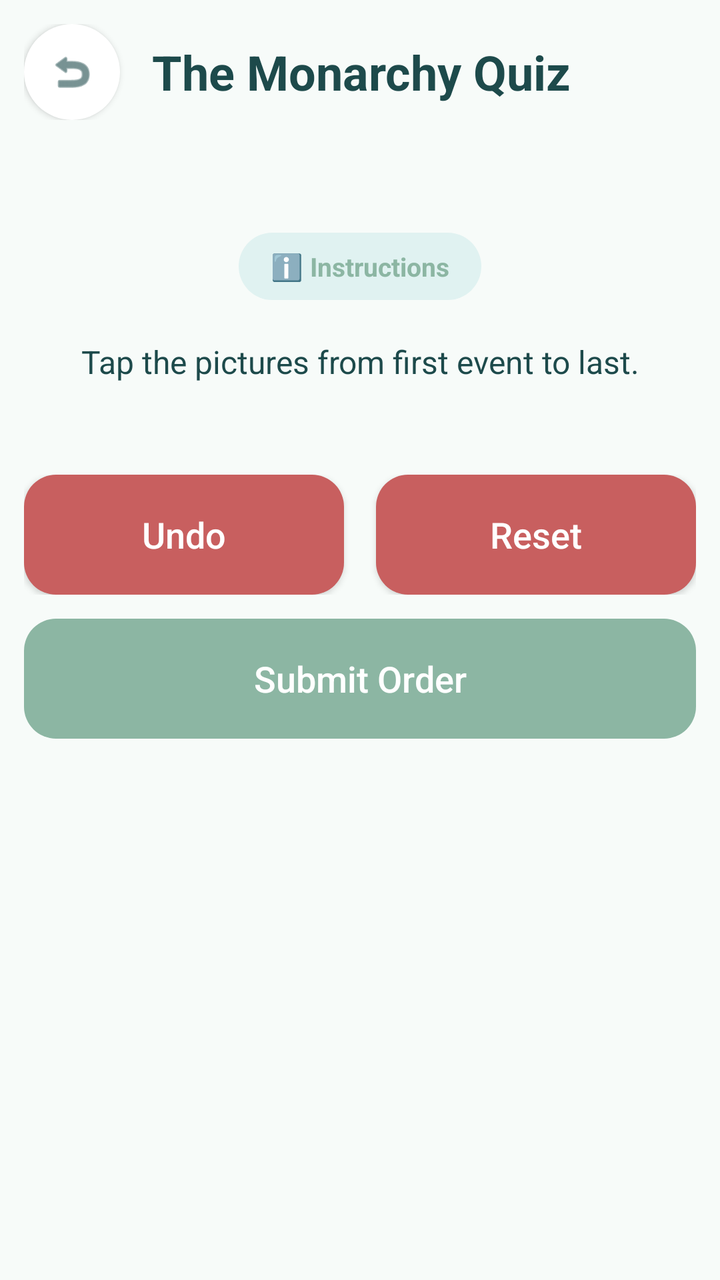
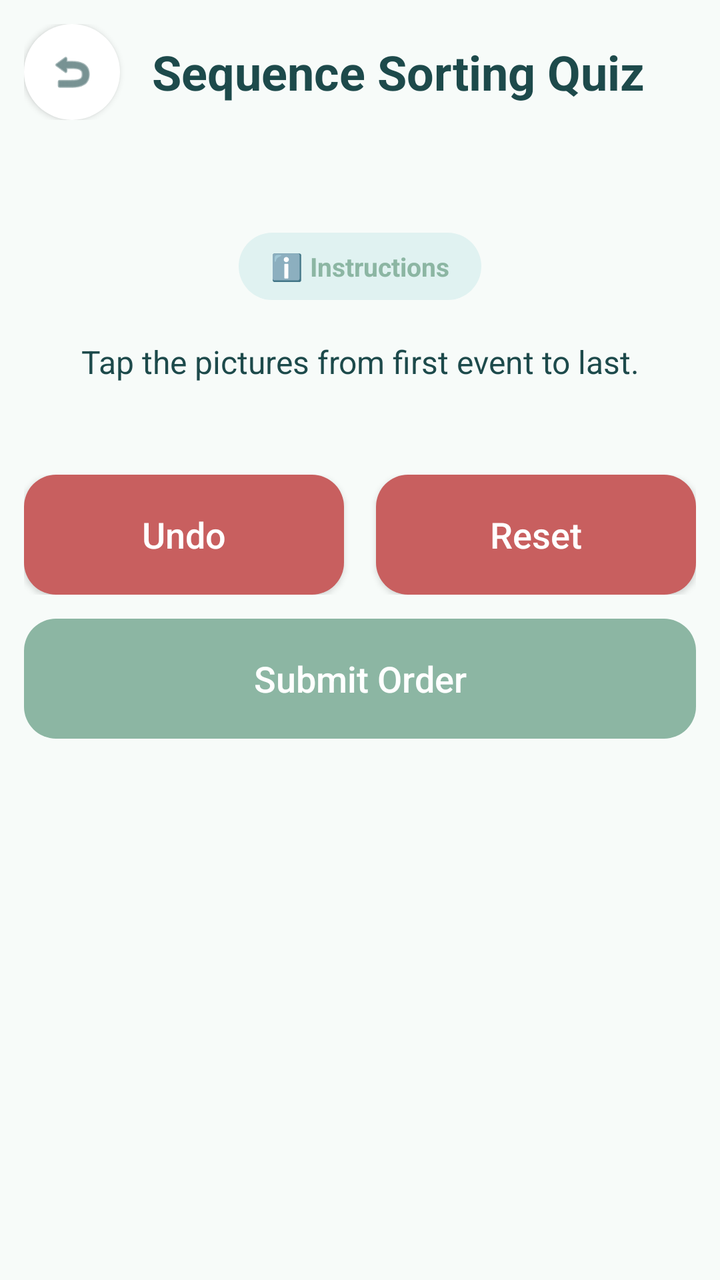

The first picture is an Android layout as it rendered before a commit; the second is the same layout after the commit. The layout source and the unified diff follow.
<!-- AndroidManifest.xml: application theme Theme.ArBibleApp -->
<!-- res/layout/activity_quiz_monarchy.xml -->
<?xml version="1.0" encoding="utf-8"?>
<ScrollView xmlns:android="http://schemas.android.com/apk/res/android"
    xmlns:app="http://schemas.android.com/apk/res-auto"
    android:id="@+id/main" android:layout_width="match_parent"
    android:layout_height="match_parent" android:fillViewport="true"
    android:background="@color/bg_light">
    <LinearLayout android:layout_width="match_parent" android:layout_height="wrap_content"
        android:orientation="vertical" android:padding="12dp">
        <LinearLayout android:layout_width="match_parent" android:layout_height="wrap_content"
            android:orientation="horizontal" android:gravity="center_vertical">
            <ImageView android:id="@+id/btnMonarchyBack"
                android:layout_width="48dp" android:layout_height="48dp"
                android:background="@drawable/bg_circle_white" android:elevation="2dp"
                android:padding="12dp" android:src="@android:drawable/ic_menu_revert"
                android:contentDescription="@string/monarchy_back"
                android:clickable="true" android:focusable="true"
                android:foreground="?attr/selectableItemBackgroundBorderless"
                app:tint="@color/text_dark" />
            <TextView android:layout_width="0dp" android:layout_height="wrap_content"
                android:layout_weight="1" android:layout_marginStart="16dp" android:layout_marginEnd="8dp" android:text="@string/monarchy_title"
                android:textColor="@color/text_dark" android:textSize="24sp" android:textStyle="bold" />
        </LinearLayout>
        <TextView android:id="@+id/tvMonarchyScenario" android:layout_width="match_parent"
            android:layout_height="wrap_content" android:gravity="center" android:padding="8dp"
            android:textColor="@color/text_dark" android:textSize="21sp" android:textStyle="bold" />
        <TextView android:id="@+id/btnMonarchyInstructions"
            android:layout_width="wrap_content" android:layout_height="wrap_content"
            android:layout_gravity="center" android:layout_marginVertical="12dp"
            android:background="@drawable/bg_rounded_card" android:backgroundTint="#E0F2F1"
            android:clickable="true" android:focusable="true"
            android:foreground="?attr/selectableItemBackground"
            android:paddingHorizontal="16dp" android:paddingVertical="8dp"
            android:text="ℹ️ Instructions"
            android:textColor="@color/primary_green" android:textSize="13sp" android:textStyle="bold" />
        <TextView android:layout_width="match_parent" android:layout_height="wrap_content"
            android:gravity="center" android:padding="8dp" android:text="@string/monarchy_prompt"
            android:textColor="@color/text_dark" android:textSize="16sp" />
        <LinearLayout android:id="@+id/monarchyGrid" android:layout_width="match_parent"
            android:layout_height="wrap_content" android:orientation="vertical" />
        <TextView android:id="@+id/tvMonarchySelected" android:layout_width="match_parent"
            android:layout_height="wrap_content" android:gravity="center" android:padding="8dp"
            android:textColor="@color/text_dark" android:textSize="16sp"
            android:accessibilityLiveRegion="polite" />
        <LinearLayout android:id="@+id/monarchyEditControls" android:layout_width="match_parent"
            android:layout_height="wrap_content" android:orientation="horizontal">
            <androidx.appcompat.widget.AppCompatButton android:id="@+id/btnMonarchyUndo" android:layout_width="0dp"
                android:layout_height="60dp" android:layout_weight="1"
                android:background="@drawable/bg_button_next" android:backgroundTint="@color/red" android:textColor="@color/white" android:textSize="18sp" android:textAllCaps="false" android:text="@string/monarchy_undo" android:layout_marginEnd="8dp" />
            <androidx.appcompat.widget.AppCompatButton android:id="@+id/btnMonarchyReset" android:layout_width="0dp"
                android:layout_height="60dp" android:layout_weight="1"
                android:background="@drawable/bg_button_next" android:backgroundTint="@color/red" android:textColor="@color/white" android:textSize="18sp" android:textAllCaps="false" android:text="@string/monarchy_reset" android:layout_marginStart="8dp" />
        </LinearLayout>

        <FrameLayout
            android:layout_width="match_parent"
            android:layout_height="wrap_content"
            android:layout_marginTop="12dp">
            <androidx.appcompat.widget.AppCompatButton android:id="@+id/btnMonarchySubmit" android:layout_width="match_parent"
                android:layout_height="60dp" android:background="@drawable/bg_button_next" android:backgroundTint="@color/primary_green" android:textColor="@color/white" android:textSize="18sp" android:textAllCaps="false"
                android:enabled="false" android:text="@string/monarchy_submit" />
            <androidx.appcompat.widget.AppCompatButton android:id="@+id/btnMonarchyNext" android:layout_width="match_parent"
                android:layout_height="60dp" android:background="@drawable/bg_button_next" android:backgroundTint="@color/primary_green" android:textColor="@color/white" android:textSize="18sp" android:textAllCaps="false"
                android:text="@string/monarchy_next" android:visibility="gone" />
        </FrameLayout>
    </LinearLayout>
</ScrollView>
<!-- resources referenced by this layout -->
<resources>
  <color name="bg_light">#F7FBF9</color>
  <color name="primary_green">#8CB6A3</color>
  <color name="red">#C85F5F</color>
  <color name="text_dark">#1D4A4B</color>
  <color name="white">#FFFFFFFF</color>
  <!-- drawable bg_button_next (drawable) -->
  <?xml version="1.0" encoding="utf-8"?>
  <shape xmlns:android="http://schemas.android.com/apk/res/android">
      <solid android:color="@color/primary_green" />
      <corners android:radius="16dp" />
  </shape>
  <!-- drawable bg_circle_white (drawable) -->
  <?xml version="1.0" encoding="utf-8"?>
  <shape xmlns:android="http://schemas.android.com/apk/res/android">
      <solid android:color="@color/white" />
      <corners android:radius="100dp" />
  </shape>
  <!-- drawable bg_rounded_card (drawable) -->
  <?xml version="1.0" encoding="utf-8"?>
  <shape xmlns:android="http://schemas.android.com/apk/res/android">
      <solid android:color="@color/primary_green" />
      <corners android:radius="40dp" />
  </shape>
  <string name="monarchy_back">Back</string>
  <string name="monarchy_next">Next Scenario</string>
  <string name="monarchy_prompt">Tap the pictures from first event to last.</string>
  <string name="monarchy_reset">Reset</string>
  <string name="monarchy_submit">Submit Order</string>
  <string name="monarchy_title">The Monarchy Quiz</string>
  <string name="monarchy_undo">Undo</string>
  <style name="Theme.ArBibleApp" parent="Base.Theme.ArBibleApp" />
  <style name="Base.Theme.ArBibleApp" parent="Theme.Material3.DayNight.NoActionBar">
          
          <item name="android:windowAnimationStyle">@style/SlideActivityAnimation</item>
      </style>
  <style name="SlideActivityAnimation" parent="@android:style/Animation.Activity">
          <item name="android:activityOpenEnterAnimation">@anim/slide_in_right</item>
          <item name="android:activityOpenExitAnimation">@anim/slide_out_left</item>
          <item name="android:activityCloseEnterAnimation">@anim/slide_in_left</item>
          <item name="android:activityCloseExitAnimation">@anim/slide_out_right</item>
      </style>
</resources>

<!-- the commit's change to res/layout/activity_quiz_monarchy.xml (unified diff, before → after) -->
@@ -17,7 +17,7 @@
                 android:foreground="?attr/selectableItemBackgroundBorderless"
                 app:tint="@color/text_dark" />
             <TextView android:layout_width="0dp" android:layout_height="wrap_content"
-                android:layout_weight="1" android:layout_marginStart="16dp" android:layout_marginEnd="8dp" android:text="@string/monarchy_title"
+                android:layout_weight="1" android:layout_marginStart="16dp" android:layout_marginEnd="8dp" android:text="Sequence Sorting Quiz"
                 android:textColor="@color/text_dark" android:textSize="24sp" android:textStyle="bold" />
         </LinearLayout>
         <TextView android:id="@+id/tvMonarchyScenario" android:layout_width="match_parent"
<!-- resource entries referenced after the edit -->
@@ -28,7 +28,6 @@
   <string name="monarchy_prompt">Tap the pictures from first event to last.</string>
   <string name="monarchy_reset">Reset</string>
   <string name="monarchy_submit">Submit Order</string>
-  <string name="monarchy_title">The Monarchy Quiz</string>
   <string name="monarchy_undo">Undo</string>
   <style name="Theme.ArBibleApp" parent="Base.Theme.ArBibleApp" />
   <style name="Base.Theme.ArBibleApp" parent="Theme.Material3.DayNight.NoActionBar">
